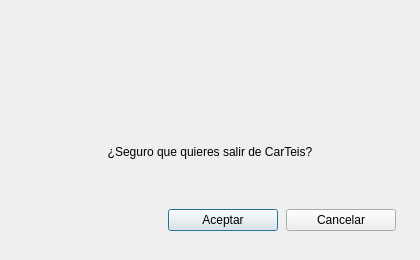
This is resources/ui/exit_dialog.ui in javierlago/Aplicacion_Car_Teis as Qt 5 draws it before an edit. The edited form follows.
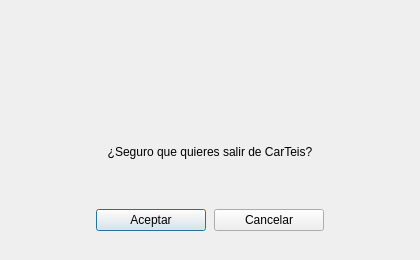
This is the edited form. Icons and pictures are not drawn.

Diff of the .ui file:
```diff
--- a/resources/ui/exit_dialog.ui
+++ b/resources/ui/exit_dialog.ui
@@ -158,6 +158,19 @@
            </property>
           </widget>
          </item>
+         <item>
+          <spacer name="buttonsSpacerRight">
+           <property name="orientation">
+            <enum>Qt::Horizontal</enum>
+           </property>
+           <property name="sizeHint" stdset="0">
+            <size>
+             <width>0</width>
+             <height>0</height>
+            </size>
+           </property>
+          </spacer>
+         </item>
         </layout>
        </widget>
       </item>
```
